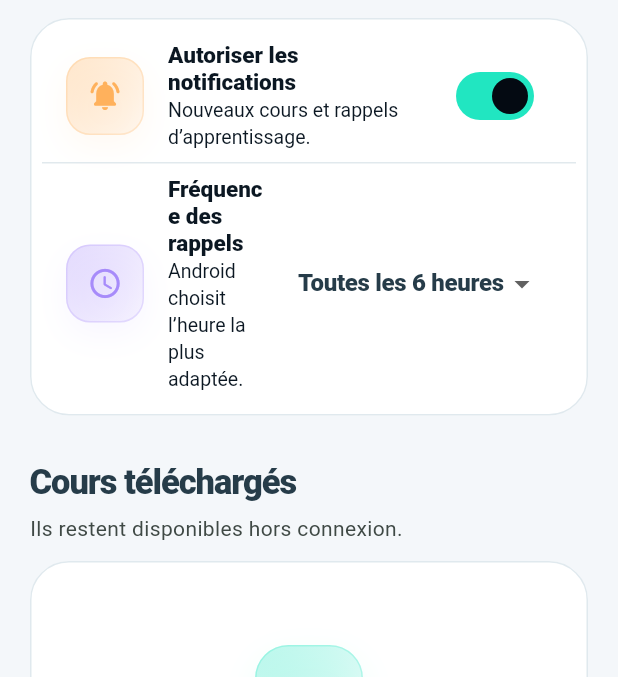
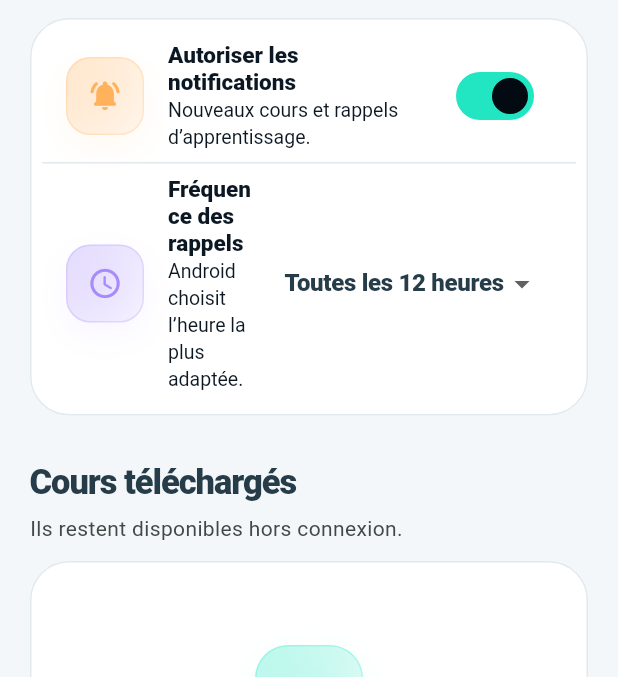
Before and after one commit to yoonbuwoor/NOVDAC3, a Flutter app: the UpdateCenterScreen screen opened directly, scrolled down 455 dp, on a phone screen of 412 x 824 dp, the part 198-875 px from its top. Run offline on Flutter 3.47's test engine with Material 3 defaults, Android fonts, the phone set to English and light mode, and no system bars; our stand-ins replace connectivity_plus, firebase_auth, firebase_core, flutter_local_notifications, geolocator, shared_preferences; missing offline and left inert: pdfx, workmanager; accounts and stored records are empty; statements that could not run were skipped.

Commit message:
Change daily reminder frequency from 6 to 12 hours

```diff
--- a/lib/screens/update_center_screen.dart
+++ b/lib/screens/update_center_screen.dart
@@ -395,7 +395,7 @@ class _NotificationCard extends StatelessWidget {
                 underline: const SizedBox.shrink(),
                 items: const [
                   DropdownMenuItem(value: 'off', child: Text('Désactivés')),
-                  DropdownMenuItem(value: 'daily', child: Text('Toutes les 6 heures')),
+                  DropdownMenuItem(value: 'daily', child: Text('Toutes les 12 heures')),
                   DropdownMenuItem(
                     value: 'three_per_week',
                     child: Text('3 fois/semaine'),
```
